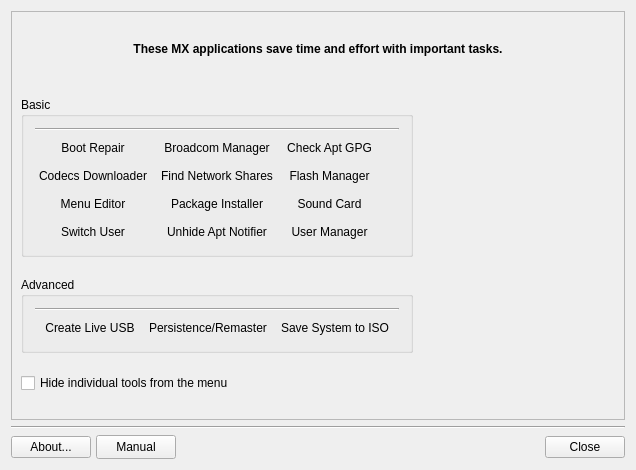
Above: mxtools.ui from AdrianTM/mx-tools before the change. Below: the same form after it.
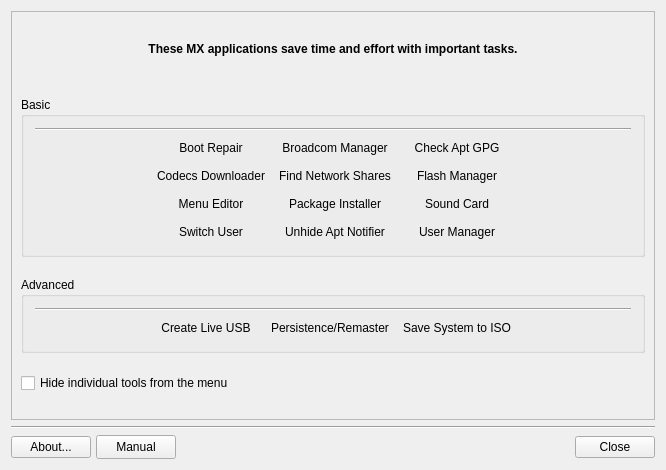
That is the form after the change. Icons and pictures are not drawn. Custom widgets are drawn as their Qt base class.

What changed in the file:
```diff
--- a/mxtools.ui
+++ b/mxtools.ui
@@ -6,7 +6,7 @@
    <rect>
     <x>0</x>
     <y>0</y>
-    <width>636</width>
+    <width>666</width>
     <height>470</height>
    </rect>
   </property>
@@ -193,83 +193,7 @@
       <property name="spacing">
        <number>20</number>
       </property>
-      <item row="9" column="0">
-       <widget class="QGroupBox" name="advancedBox">
-        <property name="title">
-         <string>Advanced</string>
-        </property>
-        <layout class="QGridLayout" name="gridLayout_4">
-         <item row="0" column="0" colspan="5">
-          <widget class="Line" name="lineAdv">
-           <property name="sizePolicy">
-            <sizepolicy hsizetype="MinimumExpanding" vsizetype="Fixed">
-             <horstretch>0</horstretch>
-             <verstretch>0</verstretch>
-            </sizepolicy>
-           </property>
-           <property name="frameShadow">
-            <enum>QFrame::Sunken</enum>
-           </property>
-           <property name="orientation">
-            <enum>Qt::Horizontal</enum>
-           </property>
-          </widget>
-         </item>
-         <item row="1" column="3">
-          <widget class="FlatButton" name="buttonSnapshot">
-           <property name="toolTip">
-            <string>Create a live-CD from the running system.</string>
-           </property>
-           <property name="text">
-            <string>Save System to ISO</string>
-           </property>
-           <property name="icon">
-            <iconset>
-             <normaloff>../../../../../../../../usr/share/icons/Tango/scalable/devices/system.svg</normaloff>../../../../../../../../usr/share/icons/Tango/scalable/devices/system.svg</iconset>
-           </property>
-           <property name="flat">
-            <bool>true</bool>
-           </property>
-          </widget>
-         </item>
-         <item row="1" column="1">
-          <widget class="FlatButton" name="buttonLiveUSB">
-           <property name="toolTip">
-            <string>Run MX live with persistence on a USB device.</string>
-           </property>
-           <property name="text">
-            <string>Create Live USB</string>
-           </property>
-           <property name="icon">
-            <iconset>
-             <normaloff>../../../../../../../../usr/share/icons/Tango/24x24/devices/usbpendrive_unmount.png</normaloff>../../../../../../../../usr/share/icons/Tango/24x24/devices/usbpendrive_unmount.png</iconset>
-           </property>
-           <property name="flat">
-            <bool>true</bool>
-           </property>
-          </widget>
-         </item>
-         <item row="1" column="2">
-          <widget class="FlatButton" name="buttonRemaster">
-           <property name="toolTip">
-            <string>Tools for live persistence and remastering.</string>
-           </property>
-           <property name="text">
-            <string>Persistence/Remaster</string>
-           </property>
-           <property name="icon">
-            <iconset>
-             <normaloff>../../../../../../../../usr/share/icons/Tango/24x24/categories/preferences-desktop.png</normaloff>../../../../../../../../usr/share/icons/Tango/24x24/categories/preferences-desktop.png</iconset>
-           </property>
-           <property name="flat">
-            <bool>true</bool>
-           </property>
-          </widget>
-         </item>
-        </layout>
-       </widget>
-      </item>
-      <item row="10" column="0">
+      <item row="10" column="0" colspan="3">
        <widget class="QCheckBox" name="hideCheckBox">
         <property name="text">
          <string>Hide individual tools from the menu</string>
@@ -304,7 +228,115 @@
         </property>
        </widget>
       </item>
-      <item row="6" column="0">
+      <item row="9" column="0" colspan="3">
+       <widget class="QGroupBox" name="advancedBox">
+        <property name="title">
+         <string>Advanced</string>
+        </property>
+        <layout class="QGridLayout" name="gridLayout_4">
+         <item row="0" column="0" colspan="5">
+          <widget class="Line" name="lineAdv">
+           <property name="sizePolicy">
+            <sizepolicy hsizetype="MinimumExpanding" vsizetype="Fixed">
+             <horstretch>0</horstretch>
+             <verstretch>0</verstretch>
+            </sizepolicy>
+           </property>
+           <property name="frameShadow">
+            <enum>QFrame::Sunken</enum>
+           </property>
+           <property name="orientation">
+            <enum>Qt::Horizontal</enum>
+           </property>
+          </widget>
+         </item>
+         <item row="1" column="3">
+          <widget class="FlatButton" name="buttonSnapshot">
+           <property name="toolTip">
+            <string>Create a live-CD from the running system.</string>
+           </property>
+           <property name="text">
+            <string>Save System to ISO</string>
+           </property>
+           <property name="icon">
+            <iconset>
+             <normaloff>../../../../../../../../usr/share/icons/Tango/scalable/devices/system.svg</normaloff>../../../../../../../../usr/share/icons/Tango/scalable/devices/system.svg</iconset>
+           </property>
+           <property name="flat">
+            <bool>true</bool>
+           </property>
+          </widget>
+         </item>
+         <item row="1" column="2">
+          <widget class="FlatButton" name="buttonRemaster">
+           <property name="toolTip">
+            <string>Tools for live persistence and remastering.</string>
+           </property>
+           <property name="text">
+            <string>Persistence/Remaster</string>
+           </property>
+           <property name="icon">
+            <iconset>
+             <normaloff>../../../../../../../../usr/share/icons/Tango/24x24/categories/preferences-desktop.png</normaloff>../../../../../../../../usr/share/icons/Tango/24x24/categories/preferences-desktop.png</iconset>
+           </property>
+           <property name="flat">
+            <bool>true</bool>
+           </property>
+          </widget>
+         </item>
+         <item row="1" column="1">
+          <widget class="FlatButton" name="buttonLiveUSB">
+           <property name="toolTip">
+            <string>Run MX live with persistence on a USB device.</string>
+           </property>
+           <property name="text">
+            <string>Create Live USB</string>
+           </property>
+           <property name="icon">
+            <iconset>
+             <normaloff>../../../../../../../../usr/share/icons/Tango/24x24/devices/usbpendrive_unmount.png</normaloff>../../../../../../../../usr/share/icons/Tango/24x24/devices/usbpendrive_unmount.png</iconset>
+           </property>
+           <property name="flat">
+            <bool>true</bool>
+           </property>
+          </widget>
+         </item>
+         <item row="1" column="0">
+          <spacer name="horizontalSpacer">
+           <property name="orientation">
+            <enum>Qt::Horizontal</enum>
+           </property>
+           <property name="sizeType">
+            <enum>QSizePolicy::Minimum</enum>
+           </property>
+           <property name="sizeHint" stdset="0">
+            <size>
+             <width>15</width>
+             <height>20</height>
+            </size>
+           </property>
+          </spacer>
+         </item>
+         <item row="1" column="4">
+          <spacer name="horizontalSpacer_2">
+           <property name="orientation">
+            <enum>Qt::Horizontal</enum>
+           </property>
+           <property name="sizeType">
+            <enum>QSizePolicy::Minimum</enum>
+           </property>
+           <property name="sizeHint" stdset="0">
+            <size>
+             <width>15</width>
+             <height>20</height>
+            </size>
+           </property>
+          </spacer>
+         </item>
+        </layout>
+       </widget>
+      </item>
+      <item row="6" column="0" colspan="3">
        <widget class="QGroupBox" name="basicBox">
         <property name="title">
          <string>Basic</string>
@@ -316,23 +348,89 @@
          <bool>false</bool>
         </property>
         <layout class="QGridLayout" name="gridLayout_3">
-         <item row="0" column="0" colspan="4">
-          <widget class="Line" name="lineBasic">
-           <property name="sizePolicy">
-            <sizepolicy hsizetype="MinimumExpanding" vsizetype="Fixed">
-             <horstretch>0</horstretch>
-             <verstretch>0</verstretch>
-            </sizepolicy>
+         <item row="4" column="2">
+          <widget class="FlatButton" name="buttonAptNotifier">
+           <property name="toolTip">
+            <string>Show the tray applet to notify of system and application updates.</string>
            </property>
-           <property name="frameShadow">
-            <enum>QFrame::Sunken</enum>
+           <property name="text">
+            <string>Unhide Apt Notifier</string>
            </property>
+           <property name="icon">
+            <iconset>
+             <normaloff>../../../../../../../../usr/share/icons/mnotify-some.png</normaloff>../../../../../../../../usr/share/icons/mnotify-some.png</iconset>
+           </property>
+           <property name="flat">
+            <bool>true</bool>
+           </property>
+          </widget>
+         </item>
+         <item row="4" column="1">
+          <widget class="FlatButton" name="buttonSwitchUser">
+           <property name="toolTip">
+            <string>Switch users without logging out.</string>
+           </property>
+           <property name="text">
+            <string>Switch User</string>
+           </property>
+           <property name="icon">
+            <iconset>
+             <normaloff>../../../../../../../../usr/share/icons/Tango/scalable/apps/system-users.svg</normaloff>../../../../../../../../usr/share/icons/Tango/scalable/apps/system-users.svg</iconset>
+           </property>
+           <property name="flat">
+            <bool>true</bool>
+           </property>
+          </widget>
+         </item>
+         <item row="4" column="3">
+          <widget class="FlatButton" name="buttonUser">
+           <property name="font">
+            <font>
+             <underline>false</underline>
+             <kerning>true</kerning>
+            </font>
+           </property>
+           <property name="mouseTracking">
+            <bool>false</bool>
+           </property>
+           <property name="acceptDrops">
+            <bool>false</bool>
+           </property>
+           <property name="toolTip">
+            <string>Manage users and groups, repair settings.</string>
+           </property>
+           <property name="autoFillBackground">
+            <bool>false</bool>
+           </property>
+           <property name="text">
+            <string>User Manager</string>
+           </property>
+           <property name="icon">
+            <iconset>
+             <normaloff>../../../../../../../../usr/share/pixmaps/mx/mx-user.png</normaloff>../../../../../../../../usr/share/pixmaps/mx/mx-user.png</iconset>
+           </property>
+           <property name="flat">
+            <bool>true</bool>
+           </property>
+          </widget>
+         </item>
+         <item row="1" column="0">
+          <spacer name="horizontalSpacer_3">
            <property name="orientation">
             <enum>Qt::Horizontal</enum>
            </property>
-          </widget>
+           <property name="sizeType">
+            <enum>QSizePolicy::Minimum</enum>
+           </property>
+           <property name="sizeHint" stdset="0">
+            <size>
+             <width>15</width>
+             <height>20</height>
+            </size>
+           </property>
+          </spacer>
          </item>
-         <item row="1" column="0">
+         <item row="1" column="1">
           <widget class="FlatButton" name="buttonBootrepair">
            <property name="toolTip">
             <string>Repair boot problems.</string>
@@ -349,41 +447,7 @@
            </property>
           </widget>
          </item>
-         <item row="1" column="1">
-          <widget class="FlatButton" name="buttonBroadcom">
-           <property name="toolTip">
-            <string>Manage Broadcom WiFi drivers.</string>
-           </property>
-           <property name="text">
-            <string>Broadcom Manager</string>
-           </property>
-           <property name="icon">
-            <iconset>
-             <normaloff>../../../../../../../../usr/share/pixmaps/mx/mx-broadcom-manager.png</normaloff>../../../../../../../../usr/share/pixmaps/mx/mx-broadcom-manager.png</iconset>
-           </property>
-           <property name="flat">
-            <bool>true</bool>
-           </property>
-          </widget>
-         </item>
-         <item row="1" column="2">
-          <widget class="FlatButton" name="buttonCheckAptGPG">
-           <property name="toolTip">
-            <string>Check and add missing GPG keys needed by APT.</string>
-           </property>
-           <property name="text">
-            <string>Check Apt GPG</string>
-           </property>
-           <property name="icon">
-            <iconset>
-             <normaloff>../../../../../../../../usr/share/pixmaps/checkaptgpg.png</normaloff>../../../../../../../../usr/share/pixmaps/checkaptgpg.png</iconset>
-           </property>
-           <property name="flat">
-            <bool>true</bool>
-           </property>
-          </widget>
-         </item>
-         <item row="2" column="0">
+         <item row="2" column="1">
           <widget class="FlatButton" name="buttonCodecs">
            <property name="toolTip">
             <string>Download and install restricted codecs.</string>
@@ -400,7 +464,41 @@
            </property>
           </widget>
          </item>
-         <item row="2" column="1">
+         <item row="1" column="3">
+          <widget class="FlatButton" name="buttonCheckAptGPG">
+           <property name="toolTip">
+            <string>Check and add missing GPG keys needed by APT.</string>
+           </property>
+           <property name="text">
+            <string>Check Apt GPG</string>
+           </property>
+           <property name="icon">
+            <iconset>
+             <normaloff>../../../../../../../../usr/share/pixmaps/checkaptgpg.png</normaloff>../../../../../../../../usr/share/pixmaps/checkaptgpg.png</iconset>
+           </property>
+           <property name="flat">
+            <bool>true</bool>
+           </property>
+          </widget>
+         </item>
+         <item row="1" column="2">
+          <widget class="FlatButton" name="buttonBroadcom">
+           <property name="toolTip">
+            <string>Manage Broadcom WiFi drivers.</string>
+           </property>
+           <property name="text">
+            <string>Broadcom Manager</string>
+           </property>
+           <property name="icon">
+            <iconset>
+             <normaloff>../../../../../../../../usr/share/pixmaps/mx/mx-broadcom-manager.png</normaloff>../../../../../../../../usr/share/pixmaps/mx/mx-broadcom-manager.png</iconset>
+           </property>
+           <property name="flat">
+            <bool>true</bool>
+           </property>
+          </widget>
+         </item>
+         <item row="2" column="2">
           <widget class="FlatButton" name="buttonFindShares">
            <property name="toolTip">
             <string>Program for network troubleshooting and configuration.</string>
@@ -416,7 +514,7 @@
            </property>
           </widget>
          </item>
-         <item row="2" column="2">
+         <item row="2" column="3">
           <widget class="FlatButton" name="buttonFlash">
            <property name="toolTip">
             <string>Manage Adobe Flash (tm) plugin.</string>
@@ -433,24 +531,7 @@
            </property>
           </widget>
          </item>
-         <item row="3" column="0">
-          <widget class="FlatButton" name="buttonMenuEditor">
-           <property name="toolTip">
-            <string>Xfce menu editor.</string>
-           </property>
-           <property name="text">
-            <string>Menu Editor</string>
-           </property>
-           <property name="icon">
-            <iconset>
-             <normaloff>../../../../../../../../usr/share/pixmaps/mx/mx-menu-editor.png</normaloff>../../../../../../../../usr/share/pixmaps/mx/mx-menu-editor.png</iconset>
-           </property>
-           <property name="flat">
-            <bool>true</bool>
-           </property>
-          </widget>
-         </item>
-         <item row="3" column="1">
+         <item row="3" column="2">
           <widget class="FlatButton" name="buttonPackageInstaller">
            <property name="toolTip">
             <string>Install additional packages.</string>
@@ -467,7 +548,7 @@
            </property>
           </widget>
          </item>
-         <item row="3" column="2">
+         <item row="3" column="3">
           <widget class="FlatButton" name="buttonSoundCard">
            <property name="toolTip">
             <string>Select the sound card you want to use.</string>
@@ -484,13 +565,13 @@
            </property>
           </widget>
          </item>
-         <item row="4" column="0">
-          <widget class="FlatButton" name="buttonSwitchUser">
+         <item row="3" column="1">
+          <widget class="FlatButton" name="buttonMenuEditor">
            <property name="toolTip">
             <string>Switch users without logging out.</string>
            </property>
            <property name="text">
-            <string>Switch User</string>
+            <string>Menu Editor</string>
            </property>
            <property name="icon">
             <iconset>
@@ -501,52 +582,35 @@
            </property>
           </widget>
          </item>
-         <item row="4" column="1">
-          <widget class="FlatButton" name="buttonAptNotifier">
-           <property name="toolTip">
-            <string>Show the tray applet to notify of system and application updates.</string>
+         <item row="1" column="4">
+          <spacer name="horizontalSpacer_4">
+           <property name="orientation">
+            <enum>Qt::Horizontal</enum>
            </property>
-           <property name="text">
-            <string>Unhide Apt Notifier</string>
+           <property name="sizeType">
+            <enum>QSizePolicy::Minimum</enum>
            </property>
-           <property name="icon">
-            <iconset>
-             <normaloff>../../../../../../../../usr/share/icons/mnotify-some.png</normaloff>../../../../../../../../usr/share/icons/mnotify-some.png</iconset>
+           <property name="sizeHint" stdset="0">
+            <size>
+             <width>15</width>
+             <height>20</height>
+            </size>
            </property>
-           <property name="flat">
-            <bool>true</bool>
-           </property>
-          </widget>
+          </spacer>
          </item>
-         <item row="4" column="2">
-          <widget class="FlatButton" name="buttonUser">
-           <property name="font">
-            <font>
-             <underline>false</underline>
-             <kerning>true</kerning>
-            </font>
+         <item row="0" column="0" colspan="5">
+          <widget class="Line" name="lineBasic">
+           <property name="sizePolicy">
+            <sizepolicy hsizetype="MinimumExpanding" vsizetype="Fixed">
+             <horstretch>0</horstretch>
+             <verstretch>0</verstretch>
+            </sizepolicy>
            </property>
-           <property name="mouseTracking">
-            <bool>false</bool>
+           <property name="frameShadow">
+            <enum>QFrame::Sunken</enum>
            </property>
-           <property name="acceptDrops">
-            <bool>false</bool>
-           </property>
-           <property name="toolTip">
-            <string>Manage users and groups, repair settings.</string>
-           </property>
-           <property name="autoFillBackground">
-            <bool>false</bool>
-           </property>
-           <property name="text">
-            <string>User Manager</string>
-           </property>
-           <property name="icon">
-            <iconset>
-             <normaloff>../../../../../../../../usr/share/pixmaps/mx/mx-user.png</normaloff>../../../../../../../../usr/share/pixmaps/mx/mx-user.png</iconset>
-           </property>
-           <property name="flat">
-            <bool>true</bool>
+           <property name="orientation">
+            <enum>Qt::Horizontal</enum>
            </property>
           </widget>
          </item>
```
Left out of the diff: 8 changed lines with no effect on the pictures.
